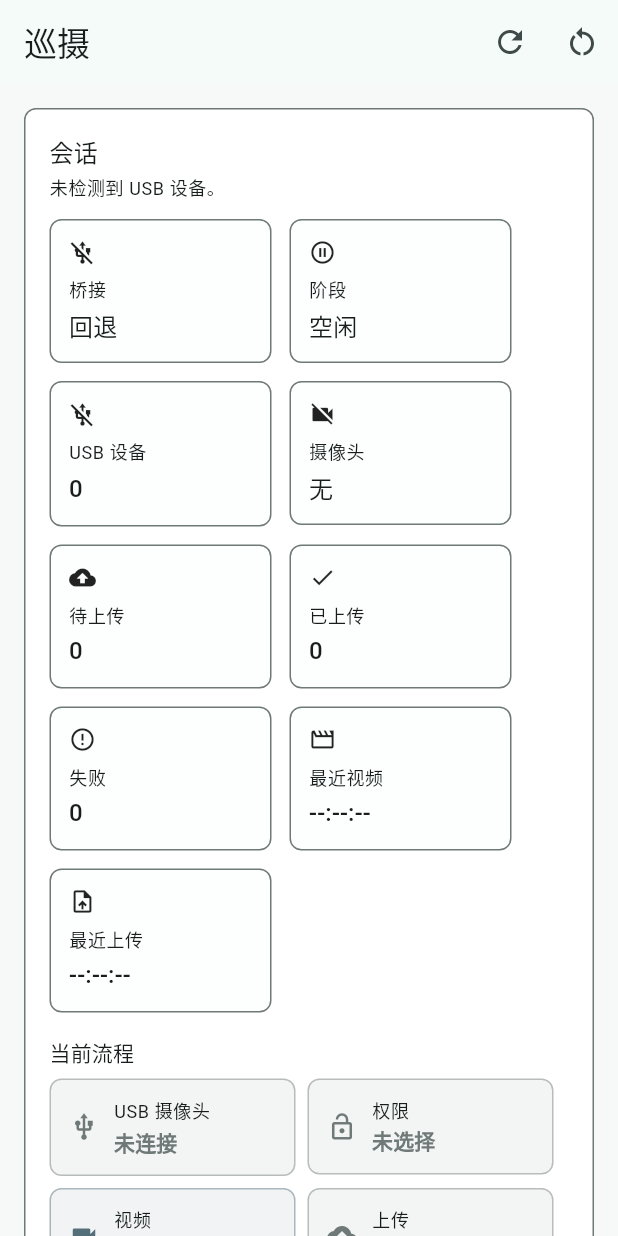
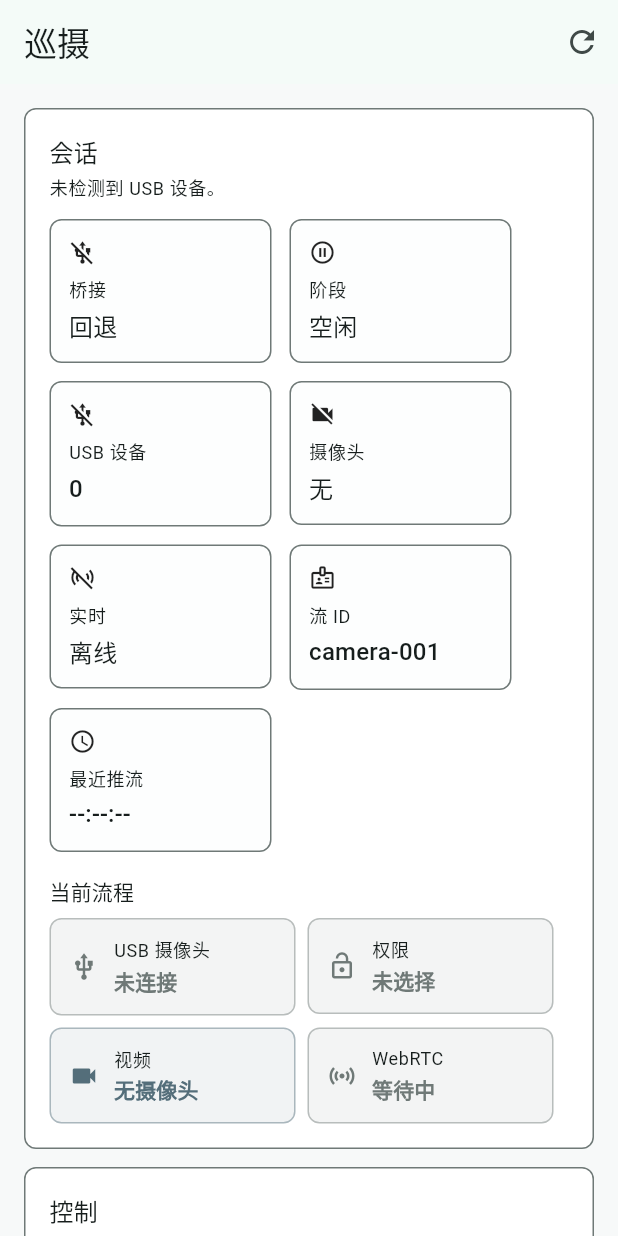
Before and after one commit to jiangdengke/xiangji, a Flutter app: the screen it shows after launch, on a phone screen of 412 x 824 dp. Run offline on Flutter 3.47's test engine with Material 3 defaults, Android fonts, the phone set to English and light mode, and no system bars; missing offline and left inert: flutter_webrtc.

Commit message:
:sparkles: feat: 增加 WebRTC 实时预览推流

```diff
--- a/lib/main.dart
+++ b/lib/main.dart
@@ -3,6 +3,7 @@ import 'package:flutter/material.dart';
 import 'src/app.dart';
 import 'src/bridge/camera_bridge.dart';
 import 'src/controller/xiangji_session_controller.dart';
+import 'src/live/whip_web_rtc_publisher.dart';
 import 'src/platform/camera_bridge_factory.dart';
 import 'src/upload/http_segment_uploader.dart';
 
@@ -13,6 +14,7 @@ Future<void> main() async {
   final controller = XiangjiSessionController(
     bridge: bridge,
     uploader: HttpSegmentUploader(),
+    livePublisher: WhipWebRtcPublisher(),
   );
 
   await controller.initialize();
--- a/lib/src/controller/xiangji_session_controller.dart
+++ b/lib/src/controller/xiangji_session_controller.dart
@@ -6,26 +6,32 @@ import 'package:flutter/foundation.dart';
 
 import '../bridge/camera_bridge.dart';
 import '../domain.dart';
+import '../live/live_stream_publisher.dart';
 import '../upload/segment_uploader.dart';
 
 class XiangjiSessionController extends ChangeNotifier {
   XiangjiSessionController({
     required CameraBridge bridge,
     required SegmentUploader uploader,
-    String endpointText = 'http://127.0.0.1:8080/api/camera/segments',
+    required LiveStreamPublisher livePublisher,
+    String endpointText = 'http://127.0.0.1:8080/whip/camera-001',
     String streamIdText = 'camera-001',
     String fragmentDurationText = '2000',
   }) : _bridge = bridge,
        _uploader = uploader,
+       _livePublisher = livePublisher,
        _endpointText = endpointText,
        _streamIdText = streamIdText,
        _fragmentDurationText = fragmentDurationText {
     _subscription = _bridge.events.listen(_handleBridgeEvent);
+    _liveSubscription = _livePublisher.statuses.listen(_handleLiveStatus);
   }
 
   final CameraBridge _bridge;
   final SegmentUploader _uploader;
+  final LiveStreamPublisher _livePublisher;
   late final StreamSubscription<CameraBridgeEvent> _subscription;
+  late final StreamSubscription<LivePublisherStatus> _liveSubscription;
 
   final Queue<_QueuedSegment> _pendingSegments = Queue<_QueuedSegment>();
   final List<StreamLogEntry> _logs = <StreamLogEntry>[];
@@ -35,6 +41,7 @@ class XiangjiSessionController extends ChangeNotifier {
   bool _drainingUploads = false;
   bool _pendingStartAfterPermission = false;
   bool _sessionActive = false;
+  bool _liveActive = false;
   bool _disposed = false;
   SessionPhase _phase = SessionPhase.idle;
   String _statusMessage = '等待 USB 摄像头。';
@@ -47,6 +54,7 @@ class XiangjiSessionController extends ChangeNotifier {
   int _pendingUploadCount = 0;
   DateTime? _lastSegmentAt;
   DateTime? _lastUploadAt;
+  DateTime? _lastLiveEventAt;
   String _endpointText;
   String _streamIdText;
   String _fragmentDurationText;
@@ -87,8 +95,11 @@ class XiangjiSessionController extends ChangeNotifier {
   int get failedSegments => _failedSegments;
   int get pendingUploadCount => _pendingUploadCount;
   bool get isUploading => _drainingUploads;
+  bool get isLiveStreaming =>
+      _liveActive && _phase == SessionPhase.streaming;
   DateTime? get lastSegmentAt => _lastSegmentAt;
   DateTime? get lastUploadAt => _lastUploadAt;
+  DateTime? get lastLiveEventAt => _lastLiveEventAt;
   List<StreamLogEntry> get logs => List<StreamLogEntry>.unmodifiable(_logs);
   List<StreamLogEntry> get recentLogs =>
       List<StreamLogEntry>.unmodifiable(_logs.reversed);
@@ -106,9 +117,10 @@ class XiangjiSessionController extends ChangeNotifier {
 
   bool get canStart {
     return hasSelectedVideoCamera &&
+        !_sessionActive &&
         phase != SessionPhase.starting &&
+        phase != SessionPhase.streaming &&
         phase != SessionPhase.stopping &&
-        !isUploading &&
         isEndpointValid;
   }
 
@@ -196,7 +208,7 @@ class XiangjiSessionController extends ChangeNotifier {
     }
     if (!device.videoClass) {
       _appendLog(
-        '${device.deviceName} 不是视频摄像头，不能加入录制列表。',
+        '${device.deviceName} 不是视频摄像头，不能加入推流列表。',
         LogLevel.warning,
         topic: LogTopic.device,
       );
@@ -270,7 +282,7 @@ class XiangjiSessionController extends ChangeNotifier {
     final selectedCameras = selectedVideoDevices;
     if (selectedCameras.isEmpty) {
       _appendLog(
-        '还没有选择要录制的 USB 摄像头。',
+        '还没有选择要推流的 USB 摄像头。',
         LogLevel.warning,
         topic: LogTopic.permission,
       );
@@ -320,19 +332,13 @@ class XiangjiSessionController extends ChangeNotifier {
       return;
     }
 
-    final target = _buildUploadTarget();
-    if (target == null) {
+    final endpoint = _buildLiveEndpoint();
+    if (endpoint == null) {
       _appendLog(
-        '请输入有效的 HTTP 或 HTTPS 上传地址。',
+        '请输入有效的 HTTP 或 HTTPS WebRTC 推流地址。',
         LogLevel.warning,
-        topic: LogTopic.upload,
+        topic: LogTopic.session,
       );
-      return;
-    }
-
-    final fragmentDurationMs = _fragmentDuration();
-    if (fragmentDurationMs == null) {
-      _appendLog('分片时长必须是正整数。', LogLevel.warning, topic: LogTopic.session);
       return;
     }
 
@@ -351,49 +357,43 @@ class XiangjiSessionController extends ChangeNotifier {
     }
 
     _pendingStartAfterPermission = false;
+    final camera = selectedCameras.first;
+    final streamId = _streamIdForDevice(index: 0, total: 1);
     _phase = SessionPhase.starting;
-    _statusMessage = selectedCameras.length == 1
-        ? '正在从 ${selectedCameras.first.deviceName} 开始录制。'
-        : '正在同时启动 ${selectedCameras.length} 路摄像头录制。';
+    _statusMessage = '正在从 ${camera.deviceName} 启动 WebRTC 实时推流。';
     notifyListeners();
 
     try {
-      for (var index = 0; index < selectedCameras.length; index += 1) {
-        final device = selectedCameras[index];
-        final streamId = _streamIdForDevice(
-          index: index,
-          total: selectedCameras.length,
-        );
-        await _bridge.startSession(
-          CameraSessionRequest(
-            deviceId: device.deviceId,
-            streamId: streamId,
-            fragmentDurationMs: fragmentDurationMs,
-          ),
-        );
-        _sessionActive = true;
+      if (selectedCameras.length > 1) {
         _appendLog(
-          '已向 ${device.deviceName} 发送开始指令，流 ID：$streamId。',
+          '实时预览当前先推一路，使用 ${camera.deviceName}。',
           LogLevel.info,
           topic: LogTopic.session,
         );
       }
-      _phase = SessionPhase.starting;
-      _statusMessage = selectedCameras.length == 1
-          ? '已向 ${selectedCameras.first.deviceName} 发送开始指令。'
-          : '已向 ${selectedCameras.length} 路摄像头发送开始指令。';
+      await _livePublisher.start(
+        LiveStreamConfig(
+          endpoint: endpoint,
+          streamId: streamId,
+          cameraName: camera.deviceName,
+        ),
+      );
+      _sessionActive = true;
+      _liveActive = true;
+      _lastLiveEventAt = DateTime.now();
+      _phase = SessionPhase.streaming;
+      _statusMessage = 'WebRTC 实时推流已启动，流 ID：$streamId。';
       _appendLog(
-        selectedCameras.length == 1
-            ? '等待录制器状态。'
-            : '等待 ${selectedCameras.length} 路录制器状态。',
+        '已向 WHIP 服务端推送 WebRTC offer，流 ID：$streamId。',
         LogLevel.info,
         topic: LogTopic.session,
       );
       notifyListeners();
-      unawaited(_drainPendingSegments());
     } catch (error, stackTrace) {
       _phase = SessionPhase.error;
-      _statusMessage = '启动录制失败。';
+      _liveActive = false;
+      _sessionActive = false;
+      _statusMessage = '启动 WebRTC 实时推流失败。';
       _lastError = error.toString();
       _appendLog(
         '启动失败：$error',
@@ -408,19 +408,20 @@ class XiangjiSessionController extends ChangeNotifier {
   Future<void> stop() async {
     _pendingStartAfterPermission = false;
     _phase = SessionPhase.stopping;
-    _statusMessage = '正在停止全部录制。';
+    _statusMessage = '正在停止 WebRTC 实时推流。';
     notifyListeners();
 
     try {
-      await _bridge.stopSession();
+      await _livePublisher.stop();
+      _liveActive = false;
       _sessionActive = false;
       _phase = _devices.isEmpty ? SessionPhase.idle : SessionPhase.ready;
-      _statusMessage = '全部录制已停止。';
-      _appendLog('全部录制已停止。', LogLevel.info, topic: LogTopic.session);
+      _statusMessage = 'WebRTC 实时推流已停止。';
+      _appendLog('WebRTC 实时推流已停止。', LogLevel.info, topic: LogTopic.session);
       notifyListeners();
     } catch (error, stackTrace) {
       _phase = SessionPhase.error;
-      _statusMessage = '停止录制失败。';
+      _statusMessage = '停止 WebRTC 实时推流失败。';
       _lastError = error.toString();
       _appendLog(
         '停止失败：$error',
@@ -444,6 +445,16 @@ class XiangjiSessionController extends ChangeNotifier {
         notifyListeners();
         break;
       case CameraStatusEvent(:final phase, :final message):
+        if (_liveActive &&
+            (phase == SessionPhase.ready || phase == SessionPhase.idle)) {
+          _appendLog(
+            message.isEmpty ? '设备状态已刷新。' : message,
+            LogLevel.info,
+            topic: LogTopic.device,
+          );
+          notifyListeners();
+          break;
+        }
         if (phase == SessionPhase.streaming || phase == SessionPhase.starting) {
           _sessionActive = true;
         }
@@ -495,6 +506,51 @@ class XiangjiSessionController extends ChangeNotifier {
         notifyListeners();
         break;
     }
+  }
+
+  void _handleLiveStatus(LivePublisherStatus status) {
+    if (_disposed) {
+      return;
+    }
+    _lastLiveEventAt = DateTime.now();
+    switch (status.phase) {
+      case LivePublisherPhase.idle:
+        _liveActive = false;
+        _sessionActive = false;
+        _phase = _devices.isEmpty ? SessionPhase.idle : SessionPhase.ready;
+        break;
+      case LivePublisherPhase.connecting:
+        _phase = SessionPhase.starting;
+        break;
+      case LivePublisherPhase.streaming:
+        _liveActive = true;
+        _sessionActive = true;
+        _phase = SessionPhase.streaming;
+        _lastError = '';
+        break;
+      case LivePublisherPhase.stopping:
+        _phase = SessionPhase.stopping;
+        break;
+      case LivePublisherPhase.stopped:
+        _liveActive = false;
+        _sessionActive = false;
+        _phase = _devices.isEmpty ? SessionPhase.idle : SessionPhase.ready;
+        break;
+      case LivePublisherPhase.error:
+        _liveActive = false;
+        _sessionActive = false;
+        _phase = SessionPhase.error;
+        _lastError = status.details?.toString() ?? status.message;
+        break;
+    }
+    _statusMessage = status.message;
+    _appendLog(
+      status.message,
+      status.phase == LivePublisherPhase.error ? LogLevel.error : LogLevel.info,
+      topic: LogTopic.session,
+      details: status.details,
+    );
+    notifyListeners();
   }
 
   void _replaceDevices(List<UsbCameraDevice> devices) {
@@ -579,7 +635,7 @@ class XiangjiSessionController extends ChangeNotifier {
       SessionPhase.ready => '就绪',
       SessionPhase.permissionRequested => '请求权限',
       SessionPhase.starting => '启动中',
-      SessionPhase.streaming => '录制中',
+      SessionPhase.streaming => '推流中',
       SessionPhase.stopping => '停止中',
       SessionPhase.error => '错误',
     };
@@ -699,6 +755,16 @@ class XiangjiSessionController extends ChangeNotifier {
     });
   }
 
+  Uri? _buildLiveEndpoint() {
+    final endpoint = Uri.tryParse(_endpointText);
+    if (endpoint == null ||
+        !endpoint.hasScheme ||
+        (!endpoint.isScheme('http') && !endpoint.isScheme('https'))) {
+      return null;
+    }
+    return endpoint;
+  }
+
   UploadTarget? _buildUploadTarget() {
     final endpoint = Uri.tryParse(_endpointText);
     if (endpoint == null ||
@@ -714,14 +780,6 @@ class XiangjiSessionController extends ChangeNotifier {
       timeout: const Duration(seconds: 30),
       deleteAfterUpload: true,
     );
-  }
-
-  int? _fragmentDuration() {
-    final parsed = int.tryParse(_fragmentDurationText);
-    if (parsed == null || parsed <= 0) {
-      return null;
-    }
-    return parsed;
   }
 
   void _appendLog(
@@ -774,6 +832,8 @@ class XiangjiSessionController extends ChangeNotifier {
     _disposed = true;
     _retryTimer?.cancel();
     unawaited(_subscription.cancel());
+    unawaited(_liveSubscription.cancel());
+    unawaited(_livePublisher.dispose());
     unawaited(_uploader.dispose());
     unawaited(_bridge.dispose());
     super.dispose();
--- /dev/null
+++ b/lib/src/live/live_stream_publisher.dart
@@ -0,0 +1,47 @@
+import 'dart:async';
+
+enum LivePublisherPhase { idle, connecting, streaming, stopping, stopped, error }
+
+class LiveStreamConfig {
+  const LiveStreamConfig({
+    required this.endpoint,
+    required this.streamId,
+    this.cameraName = '',
+    this.audioEnabled = false,
+    this.width = 1280,
+    this.height = 720,
+    this.frameRate = 25,
+    this.bearerToken,
+  });
+
+  final Uri endpoint;
+  final String streamId;
+  final String cameraName;
+  final bool audioEnabled;
+  final int width;
+  final int height;
+  final int frameRate;
+  final String? bearerToken;
+}
+
+class LivePublisherStatus {
+  const LivePublisherStatus({
+    required this.phase,
+    required this.message,
+    this.details,
+  });
+
+  final LivePublisherPhase phase;
+  final String message;
+  final Object? details;
+}
+
+abstract class LiveStreamPublisher {
+  Stream<LivePublisherStatus> get statuses;
+
+  Future<void> start(LiveStreamConfig config);
+
+  Future<void> stop();
+
+  Future<void> dispose();
+}
--- a/lib/src/ui/stream_dashboard_page.dart
+++ b/lib/src/ui/stream_dashboard_page.dart
@@ -15,7 +15,6 @@ class StreamDashboardPage extends StatefulWidget {
 class _StreamDashboardPageState extends State<StreamDashboardPage> {
   late final TextEditingController _endpointController;
   late final TextEditingController _streamIdController;
-  late final TextEditingController _fragmentController;
   late final ScrollController _logScrollController;
   _LogFilter _selectedLogFilter = _LogFilter.all;
 
@@ -26,9 +25,6 @@ class _StreamDashboardPageState extends State<StreamDashboardPage> {
     super.initState();
     _endpointController = TextEditingController(text: controller.endpointText);
     _streamIdController = TextEditingController(text: controller.streamIdText);
-    _fragmentController = TextEditingController(
-      text: controller.fragmentDurationText,
-    );
     _logScrollController = ScrollController();
   }
 
@@ -36,7 +32,6 @@ class _StreamDashboardPageState extends State<StreamDashboardPage> {
   void dispose() {
     _endpointController.dispose();
     _streamIdController.dispose();
-    _fragmentController.dispose();
     _logScrollController.dispose();
     super.dispose();
   }
@@ -54,11 +49,6 @@ class _StreamDashboardPageState extends State<StreamDashboardPage> {
                 tooltip: '刷新设备',
                 onPressed: controller.refreshDevices,
                 icon: const Icon(Icons.refresh),
-              ),
-              IconButton(
-                tooltip: '重试上传',
-                onPressed: controller.retryPendingUploads,
-                icon: const Icon(Icons.restart_alt),
               ),
             ],
           ),
@@ -159,29 +149,21 @@ class _StreamDashboardPageState extends State<StreamDashboardPage> {
                     : '无',
               ),
               _StatTile(
-                icon: Icons.cloud_upload,
-                label: '待上传',
-                value: controller.pendingUploadCount.toString(),
+                icon: controller.isLiveStreaming
+                    ? Icons.sensors
+                    : Icons.sensors_off,
+                label: '实时',
+                value: controller.isLiveStreaming ? '在线' : '离线',
               ),
               _StatTile(
-                icon: Icons.done,
-                label: '已上传',
-                value: controller.uploadedSegments.toString(),
+                icon: Icons.badge_outlined,
+                label: '流 ID',
+                value: controller.streamIdText,
               ),
               _StatTile(
-                icon: Icons.error_outline,
-                label: '失败',
-                value: controller.failedSegments.toString(),
-              ),
-              _StatTile(
-                icon: Icons.movie_creation_outlined,
-                label: '最近视频',
-                value: _formatClock(controller.lastSegmentAt),
-              ),
-              _StatTile(
-                icon: Icons.upload_file,
-                label: '最近上传',
-                value: _formatClock(controller.lastUploadAt),
+                icon: Icons.schedule,
+                label: '最近推流',
+                value: _formatClock(controller.lastLiveEventAt),
               ),
             ],
           ),
@@ -250,9 +232,9 @@ class _StreamDashboardPageState extends State<StreamDashboardPage> {
 
   Widget _configSection(BuildContext context) {
     return _Section(
-      title: '上传地址',
+      title: 'WebRTC 地址',
       subtitle: controller.isEndpointValid
-          ? '上传器会把每路摄像头的分片作为原始 MP4 请求体发送。'
+          ? '机器人端会通过 WHIP 把一路 WebRTC 实时流推到服务端。'
           : '开始前请输入有效的 HTTP 或 HTTPS 地址。',
       child: Column(
         children: <Widget>[
@@ -260,41 +242,22 @@ class _StreamDashboardPageState extends State<StreamDashboardPage> {
             controller: _endpointController,
             onChanged: controller.updateEndpointText,
             decoration: const InputDecoration(
-              labelText: '地址',
-              hintText: 'http://server:8080/api/camera/segments',
+              labelText: 'WHIP 地址',
+              hintText: 'http://server:8080/whip/camera-001',
               border: OutlineInputBorder(),
             ),
             keyboardType: TextInputType.url,
             textInputAction: TextInputAction.next,
           ),
           const SizedBox(height: 12),
-          Row(
-            children: <Widget>[
-              Expanded(
-                child: TextField(
+          TextField(
             controller: _streamIdController,
             onChanged: controller.updateStreamIdText,
             decoration: const InputDecoration(
               labelText: '流 ID',
               border: OutlineInputBorder(),
             ),
-                  textInputAction: TextInputAction.next,
-                ),
-              ),
-              const SizedBox(width: 12),
-              SizedBox(
-                width: 180,
-                child: TextField(
-                  controller: _fragmentController,
-                  onChanged: controller.updateFragmentDurationText,
-                  decoration: const InputDecoration(
-                    labelText: '分片毫秒',
-                    border: OutlineInputBorder(),
-                  ),
-                  keyboardType: TextInputType.number,
-                ),
-              ),
-            ],
+            textInputAction: TextInputAction.done,
           ),
         ],
       ),
@@ -433,7 +396,7 @@ class _StreamDashboardPageState extends State<StreamDashboardPage> {
     return _Section(
       title: '日志',
       subtitle: latestLog == null
-          ? '这里会显示摄像头、录制和上传事件。'
+          ? '这里会显示摄像头、推流和系统事件。'
           : '最新：${latestLog.message}',
       child: Column(
         crossAxisAlignment: CrossAxisAlignment.stretch,
@@ -500,7 +463,7 @@ class _StreamDashboardPageState extends State<StreamDashboardPage> {
       _LogFilter.all => '全部',
       _LogFilter.device => '设备',
       _LogFilter.permission => '权限',
-      _LogFilter.session => '录制',
+      _LogFilter.session => '推流',
       _LogFilter.upload => '上传',
       _LogFilter.errors => '错误',
     };
@@ -556,10 +519,10 @@ class _ProcessFlow extends StatelessWidget {
         state: _videoState(selectedDevices),
       ),
       _FlowStep(
-        icon: Icons.cloud_upload,
-        label: '上传',
-        value: _uploadValue(),
-        state: _uploadState(),
+        icon: Icons.sensors,
+        label: 'WebRTC',
+        value: _liveValue(),
+        state: _liveState(),
       ),
     ];
 
@@ -652,7 +615,7 @@ class _ProcessFlow extends StatelessWidget {
     }
     return switch (controller.phase) {
       SessionPhase.starting => '启动中',
-      SessionPhase.streaming => '录制中',
+      SessionPhase.streaming => '推流中',
       SessionPhase.stopping => '停止中',
       SessionPhase.error => '错误',
       _ => '${controller.selectedVideoCameraCount} 路待启动',
@@ -681,30 +644,32 @@ class _ProcessFlow extends StatelessWidget {
     return _FlowState.blocked;
   }
 
-  String _uploadValue() {
-    if (controller.isUploading) {
-      return '上传中';
+  String _liveValue() {
+    if (!controller.isEndpointValid) {
+      return '地址无效';
     }
-    if (controller.pendingUploadCount > 0) {
-      return '待上传 ${controller.pendingUploadCount} 个';
+    if (controller.phase == SessionPhase.starting) {
+      return '连接中';
     }
-    if (controller.uploadedSegments > 0) {
-      return '最近 ${_formatClock(controller.lastUploadAt)}';
+    if (controller.phase == SessionPhase.streaming) {
+      return '在线';
+    }
+    if (controller.phase == SessionPhase.stopping) {
+      return '停止中';
     }
     return '等待中';
   }
 
-  _FlowState _uploadState() {
-    if (controller.failedSegments > 0 && controller.uploadedSegments == 0) {
+  _FlowState _liveState() {
+    if (!controller.isEndpointValid || controller.phase == SessionPhase.error) {
       return _FlowState.error;
     }
-    if (controller.isUploading || controller.pendingUploadCount > 0) {
+    if (controller.phase == SessionPhase.starting ||
+        controller.phase == SessionPhase.streaming ||
+        controller.phase == SessionPhase.stopping) {
       return _FlowState.active;
     }
-    if (controller.uploadedSegments > 0) {
-      return _FlowState.done;
-    }
-    if (controller.phase == SessionPhase.streaming) {
+    if (controller.hasSelectedVideoCamera) {
       return _FlowState.idle;
     }
     return _FlowState.blocked;
@@ -797,23 +762,19 @@ class _LogOverview extends StatelessWidget {
       runSpacing: 8,
       children: <Widget>[
         _MiniStatus(
-          icon: Icons.videocam,
-          label: '录制',
-          value: controller.phase == SessionPhase.streaming ? '进行中' : '空闲',
+          icon: Icons.sensors,
+          label: '实时',
+          value: controller.isLiveStreaming ? '在线' : '空闲',
         ),
         _MiniStatus(
-          icon: Icons.cloud_upload,
-          label: '上传',
-          value: controller.isUploading
-              ? '进行中'
-              : controller.pendingUploadCount > 0
-              ? '排队中'
-              : '空闲',
+          icon: Icons.http,
+          label: '地址',
+          value: controller.isEndpointValid ? '有效' : '无效',
         ),
         _MiniStatus(
           icon: Icons.schedule,
-          label: '最近上传',
-          value: _formatClock(controller.lastUploadAt),
+          label: '最近推流',
+          value: _formatClock(controller.lastLiveEventAt),
         ),
       ],
     );
@@ -1033,7 +994,7 @@ class _LogRow extends StatelessWidget {
       LogTopic.system => '系统',
       LogTopic.device => '设备',
       LogTopic.permission => '权限',
-      LogTopic.session => '录制',
+      LogTopic.session => '推流',
       LogTopic.upload => '上传',
       LogTopic.error => '错误',
     };
--- a/pubspec.yaml
+++ b/pubspec.yaml
@@ -16,7 +16,7 @@ publish_to: 'none' # Remove this line if you wish to publish to pub.dev
 # https://developer.apple.com/library/archive/documentation/General/Reference/InfoPlistKeyReference/Articles/CoreFoundationKeys.html
 # In Windows, build-name is used as the major, minor, and patch parts
 # of the product and file versions while build-number is used as the build suffix.
-version: 1.0.4+4
+version: 1.0.5+5
 
 environment:
   sdk: ">=3.8.0 <4.0.0"
@@ -34,6 +34,7 @@ dependencies:
   # The following adds the Cupertino Icons font to your application.
   # Use with the CupertinoIcons class for iOS style icons.
   cupertino_icons: ^1.0.8
+  flutter_webrtc: 1.4.1
   http: ^1.2.2
 
 dev_dependencies:
```
Also changed, not shown: lib/src/live/whip_web_rtc_publisher.dart (added, +306 -0 lines), 4 other files. Lines whose indentation alone changed are shown as unchanged.
